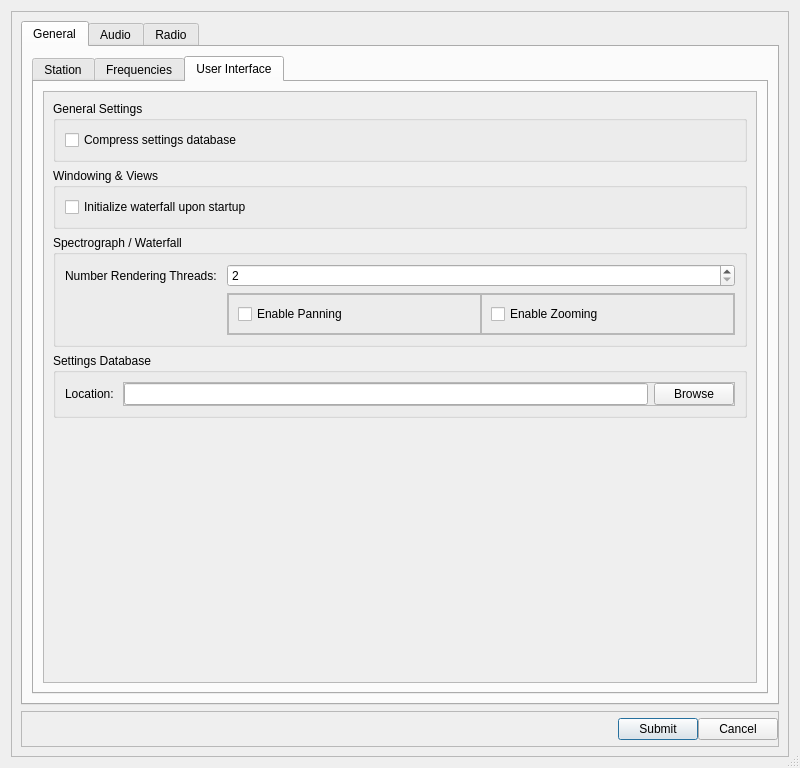
Old version of the form src/ui/dialogsettings.ui in the repository GekkoFyre/small-world-deluxe.
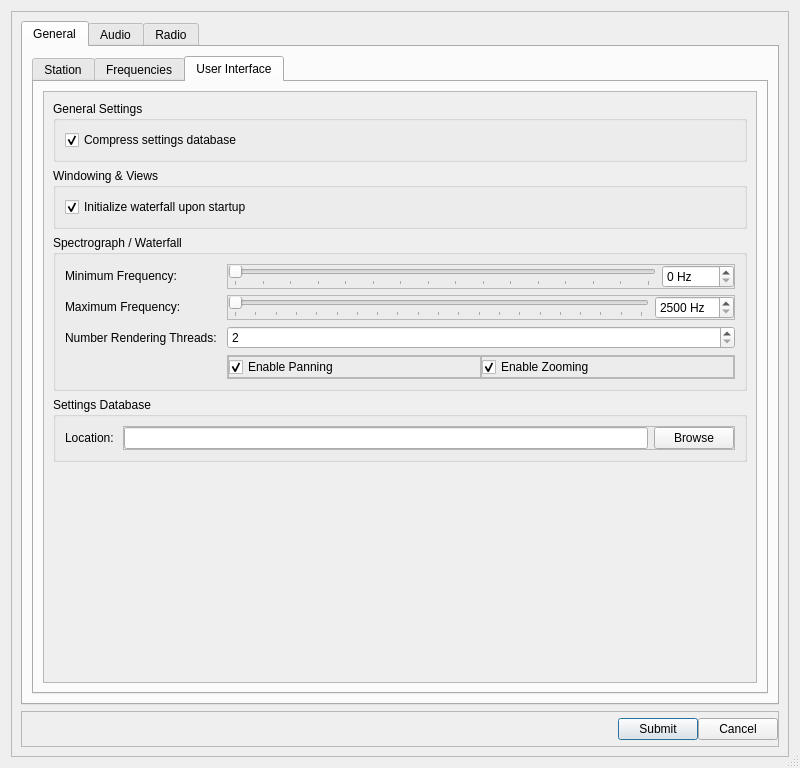
New version of the form. The open tabs and pages were chosen to show the change.

```diff
--- a/src/ui/dialogsettings.ui
+++ b/src/ui/dialogsettings.ui
@@ -451,6 +451,9 @@
                           <property name="text">
                            <string>Compress settings database</string>
                           </property>
+                          <property name="checked">
+                           <bool>true</bool>
+                          </property>
                          </widget>
                         </item>
                        </layout>
@@ -467,6 +470,9 @@
                           <property name="text">
                            <string>Initialize waterfall upon startup</string>
                           </property>
+                          <property name="checked">
+                           <bool>true</bool>
+                          </property>
                          </widget>
                         </item>
                        </layout>
@@ -478,14 +484,14 @@
                         <string>Spectrograph / Waterfall</string>
                        </property>
                        <layout class="QFormLayout" name="formLayout_7">
-                        <item row="0" column="0">
+                        <item row="2" column="0">
                          <widget class="QLabel" name="label_spectro_render_thread_settings">
                           <property name="text">
                            <string>Number Rendering Threads: </string>
                           </property>
                          </widget>
                         </item>
-                        <item row="0" column="1">
+                        <item row="2" column="1">
                          <widget class="QSpinBox" name="spinBox_spectro_render_thread_settings">
                           <property name="toolTip">
                            <string>Be careful! Setting this too high can cause system instability.</string>
@@ -498,7 +504,7 @@
                           </property>
                          </widget>
                         </item>
-                        <item row="1" column="1">
+                        <item row="3" column="1">
                          <widget class="QFrame" name="frame_spectro_settings_checkbox">
                           <property name="frameShape">
                            <enum>QFrame::StyledPanel</enum>
@@ -531,11 +537,26 @@
                               <enum>QFrame::Raised</enum>
                              </property>
                              <layout class="QVBoxLayout" name="verticalLayout_25">
+                              <property name="leftMargin">
+                               <number>0</number>
+                              </property>
+                              <property name="topMargin">
+                               <number>0</number>
+                              </property>
+                              <property name="rightMargin">
+                               <number>0</number>
+                              </property>
+                              <property name="bottomMargin">
+                               <number>0</number>
+                              </property>
                               <item>
                                <widget class="QCheckBox" name="checkBox_enable_panning">
                                 <property name="text">
                                  <string>Enable Panning</string>
                                 </property>
+                                <property name="checked">
+                                 <bool>true</bool>
+                                </property>
                                </widget>
                               </item>
                              </layout>
@@ -550,11 +571,26 @@
                               <enum>QFrame::Raised</enum>
                              </property>
                              <layout class="QVBoxLayout" name="verticalLayout_24">
+                              <property name="leftMargin">
+                               <number>0</number>
+                              </property>
+                              <property name="topMargin">
+                               <number>0</number>
+                              </property>
+                              <property name="rightMargin">
+                               <number>0</number>
+                              </property>
+                              <property name="bottomMargin">
+                               <number>0</number>
+                              </property>
                               <item>
                                <widget class="QCheckBox" name="checkBox_enable_zooming">
                                 <property name="text">
                                  <string>Enable Zooming</string>
                                 </property>
+                                <property name="checked">
+                                 <bool>true</bool>
+                                </property>
                                </widget>
                               </item>
                              </layout>
@@ -563,7 +599,7 @@
                           </layout>
                          </widget>
                         </item>
-                        <item row="1" column="0">
+                        <item row="3" column="0">
                          <spacer name="horizontalSpacer_7">
                           <property name="orientation">
                            <enum>Qt::Horizontal</enum>
@@ -576,6 +612,144 @@
                           </property>
                          </spacer>
                         </item>
+                        <item row="0" column="0">
+                         <widget class="QLabel" name="label_spectro_min_freq">
+                          <property name="text">
+                           <string>Minimum Frequency: </string>
+                          </property>
+                         </widget>
+                        </item>
+                        <item row="1" column="0">
+                         <widget class="QLabel" name="label_spectro_max_freq">
+                          <property name="text">
+                           <string>Maximum Frequency: </string>
+                          </property>
+                         </widget>
+                        </item>
+                        <item row="0" column="1">
+                         <widget class="QFrame" name="frame_5">
+                          <property name="frameShape">
+                           <enum>QFrame::StyledPanel</enum>
+                          </property>
+                          <property name="frameShadow">
+                           <enum>QFrame::Raised</enum>
+                          </property>
+                          <layout class="QHBoxLayout" name="horizontalLayout_23">
+                           <property name="leftMargin">
+                            <number>0</number>
+                           </property>
+                           <property name="topMargin">
+                            <number>0</number>
+                           </property>
+                           <property name="rightMargin">
+                            <number>0</number>
+                           </property>
+                           <property name="bottomMargin">
+                            <number>0</number>
+                           </property>
+                           <item>
+                            <widget class="QSlider" name="horizontalSlider_spectro_min_freq">
+                             <property name="maximum">
+                              <number>1500</number>
+                             </property>
+                             <property name="singleStep">
+                              <number>100</number>
+                             </property>
+                             <property name="pageStep">
+                              <number>200</number>
+                             </property>
+                             <property name="orientation">
+                              <enum>Qt::Horizontal</enum>
+                             </property>
+                             <property name="tickPosition">
+                              <enum>QSlider::TicksBelow</enum>
+                             </property>
+                             <property name="tickInterval">
+                              <number>100</number>
+                             </property>
+                            </widget>
+                           </item>
+                           <item>
+                            <widget class="QSpinBox" name="spinBox_spectro_min_freq">
+                             <property name="suffix">
+                              <string> Hz</string>
+                             </property>
+                             <property name="maximum">
+                              <number>1500</number>
+                             </property>
+                             <property name="singleStep">
+                              <number>100</number>
+                             </property>
+                            </widget>
+                           </item>
+                          </layout>
+                         </widget>
+                        </item>
+                        <item row="1" column="1">
+                         <widget class="QFrame" name="frame_6">
+                          <property name="frameShape">
+                           <enum>QFrame::StyledPanel</enum>
+                          </property>
+                          <property name="frameShadow">
+                           <enum>QFrame::Raised</enum>
+                          </property>
+                          <layout class="QHBoxLayout" name="horizontalLayout_27">
+                           <property name="leftMargin">
+                            <number>0</number>
+                           </property>
+                           <property name="topMargin">
+                            <number>0</number>
+                           </property>
+                           <property name="rightMargin">
+                            <number>0</number>
+                           </property>
+                           <property name="bottomMargin">
+                            <number>0</number>
+                           </property>
+                           <item>
+                            <widget class="QSlider" name="horizontalSlider_spectro_max_freq">
+                             <property name="minimum">
+                              <number>2500</number>
+                             </property>
+                             <property name="maximum">
+                              <number>12500</number>
+                             </property>
+                             <property name="singleStep">
+                              <number>500</number>
+                             </property>
+                             <property name="pageStep">
+                              <number>1000</number>
+                             </property>
+                             <property name="orientation">
+                              <enum>Qt::Horizontal</enum>
+                             </property>
+                             <property name="tickPosition">
+                              <enum>QSlider::TicksBelow</enum>
+                             </property>
+                             <property name="tickInterval">
+                              <number>500</number>
+                             </property>
+                            </widget>
+                           </item>
+                           <item>
+                            <widget class="QSpinBox" name="spinBox_spectro_max_freq">
+                             <property name="suffix">
+                              <string> Hz</string>
+                             </property>
+                             <property name="minimum">
+                              <number>2500</number>
+                             </property>
+                             <property name="maximum">
+                              <number>12500</number>
+                             </property>
+                             <property name="singleStep">
+                              <number>500</number>
+                             </property>
+                            </widget>
+                           </item>
+                          </layout>
+                         </widget>
+                        </item>
                        </layout>
                       </widget>
                      </item>
```
